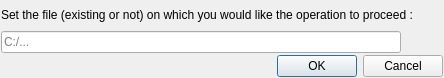
This is ui/getFilePathDialog.ui in AmirHammouteneEI/ScheduledPasteAndKeys as Qt 5 draws it before an edit. The edited form follows.
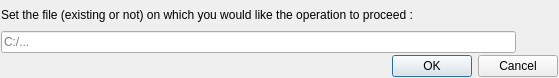
This is the edited form. Icons and pictures are not drawn.

Diff of the .ui file:
```diff
--- a/ui/getFilePathDialog.ui
+++ b/ui/getFilePathDialog.ui
@@ -6,7 +6,7 @@
    <rect>
     <x>0</x>
     <y>0</y>
-    <width>444</width>
+    <width>559</width>
     <height>78</height>
    </rect>
   </property>
```
